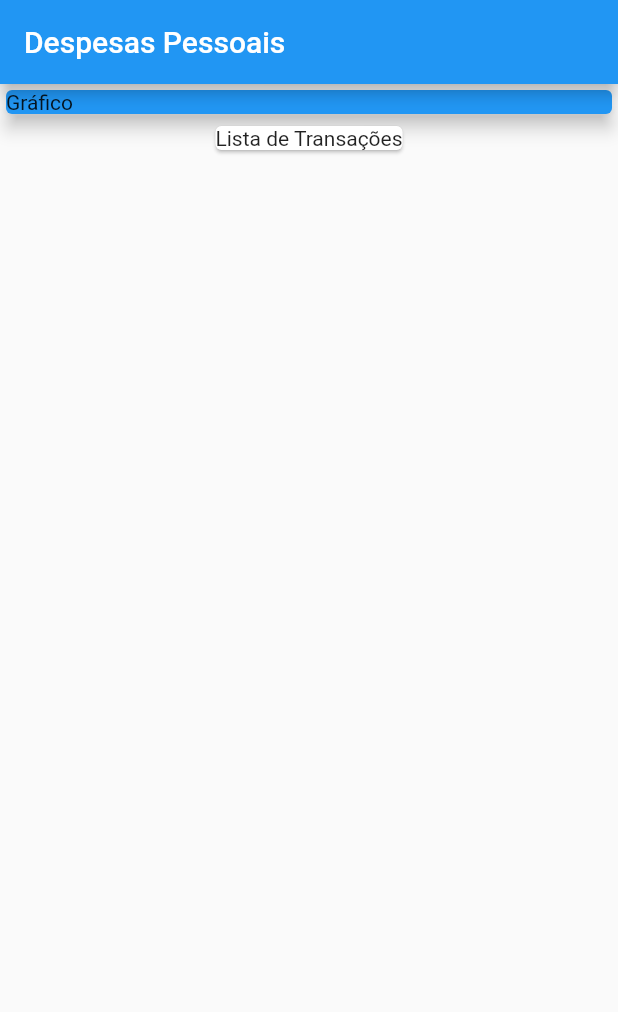
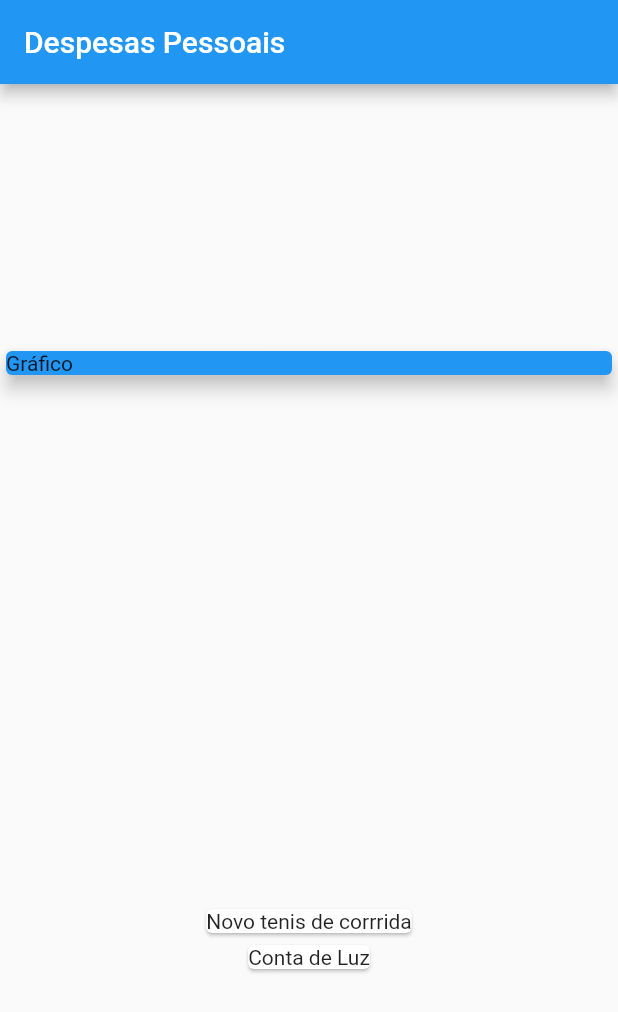
Before and after one commit to joevansanttos/expenses, a Flutter app: the screen it shows after launch, on a phone screen of 412 x 824 dp. Shown: the top 1012 px of the screen. Run offline on Flutter 3.47's test engine with Material 2 defaults, Android fonts, the phone set to English and light mode, and no system bars.

```diff
--- a/lib/main.dart
+++ b/lib/main.dart
@@ -1,3 +1,4 @@
+import 'package:expenses/models/transaction.dart';
 import 'package:flutter/material.dart';
 
 void main(List<String> args) {
@@ -9,14 +10,22 @@ class ExpensesApp extends StatelessWidget {
 
   @override
   Widget build(BuildContext context) {
-    return const MaterialApp(
+    return MaterialApp(
       home: MyHomePage(),
     );
   }
 }
 
 class MyHomePage extends StatelessWidget {
-  const MyHomePage({Key? key}) : super(key: key);
+  final _transactions = [
+    Transaction(
+        id: 't1',
+        title: 'Novo tenis de corrrida',
+        value: 310.76,
+        date: DateTime.now()),
+    Transaction(
+        id: 't2', title: 'Conta de Luz', value: 211.30, date: DateTime.now()),
+  ];
 
   @override
   Widget build(BuildContext context) {
@@ -25,17 +34,22 @@ class MyHomePage extends StatelessWidget {
         title: const Text('Despesas Pessoais'),
       ),
       body: Column(
+        mainAxisAlignment: MainAxisAlignment.spaceAround,
+        crossAxisAlignment: CrossAxisAlignment.stretch,
         children: <Widget>[
           Container(
-            width: double.infinity,
             child: const Card(
               color: Colors.blue,
               child: Text('Gráfico'),
               elevation: 5,
             ),
           ),
-          const Card(
-            child: Text('Lista de Transações'),
+          Column(
+            children: _transactions.map((tr) {
+              return Card(
+                child: Text(tr.title),
+              );
+            }).toList(),
           )
         ],
       ),
--- /dev/null
+++ b/lib/models/transaction.dart
@@ -0,0 +1,13 @@
+class Transaction {
+  final String id;
+  final String title;
+  final double value;
+  final DateTime date;
+
+  Transaction({
+    required this.id,
+    required this.title,
+    required this.value,
+    required this.date,
+  });
+}
```
